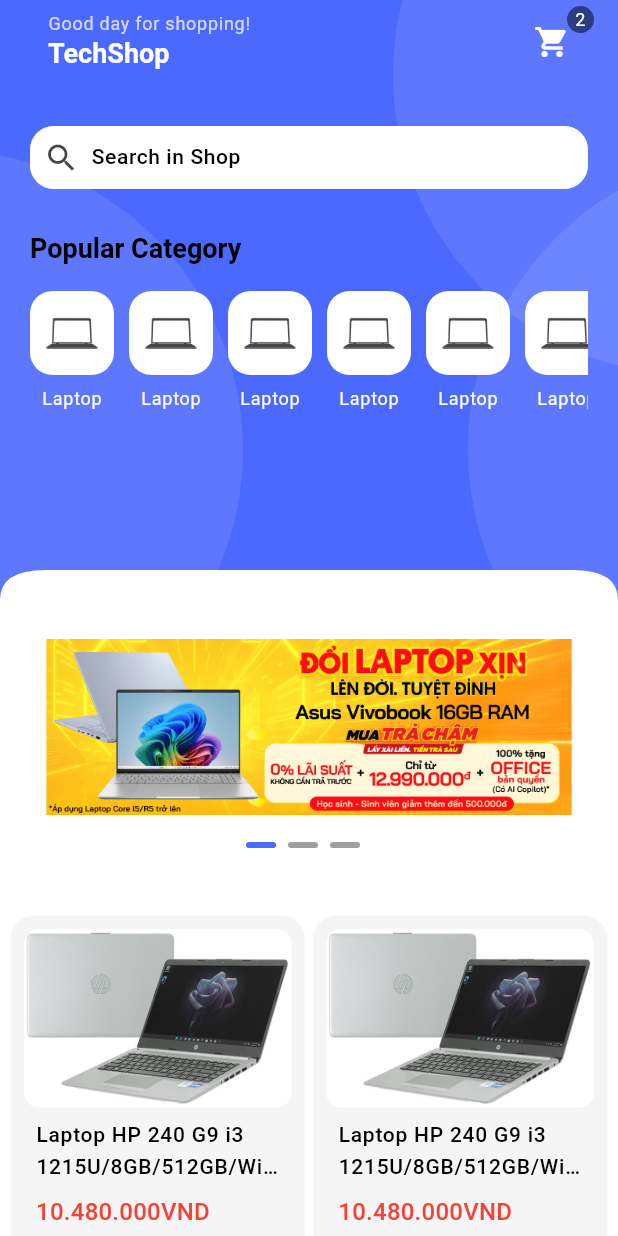
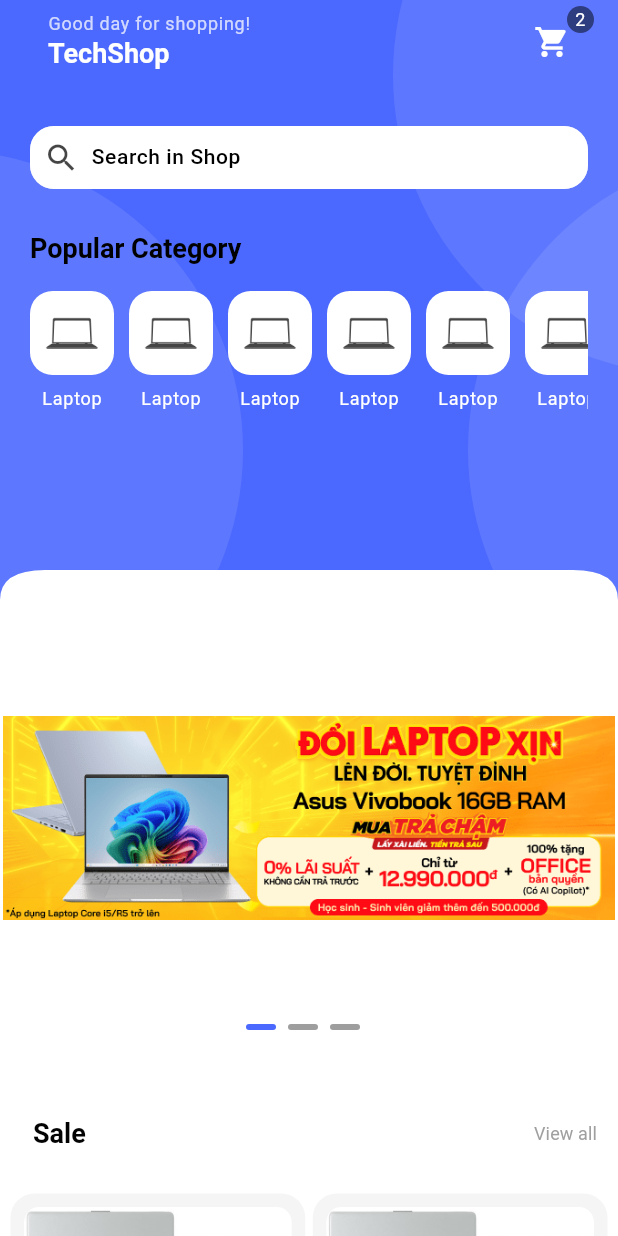
Before and after one commit to DamPhong1311/flutter_e-commerce_mobile_app, a Flutter app: the HomePage screen opened directly, on a phone screen of 412 x 824 dp. Run offline on Flutter 3.47's test engine with Material 3 defaults, Android fonts, the phone set to English and light mode, and no system bars; drawn by our look-alikes of carousel_slider; our stand-ins replace device_preview; missing offline and left inert: iconify_flutter_plus; Roboto replaces fonts that are missing (Poppins).

Commit message:
add widget SearchContainer and MainTitleAndViewAllButton, fix image gridview

```diff
--- a/lib/common/helper/helper.dart
+++ b/lib/common/helper/helper.dart
@@ -15,5 +15,5 @@ class Helper {
   }
 
   static double screenWidth(BuildContext context) => MediaQuery.of(context).size.width;
-  static double screenHeight(BuildContext context) => MediaQuery.of(context).size.width;
+  static double screenHeight(BuildContext context) => MediaQuery.of(context).size.height;
 }
--- a/lib/common/widgets/gridview_products.dart
+++ b/lib/common/widgets/gridview_products.dart
@@ -39,8 +39,8 @@ class GridviewProductsContainer extends StatelessWidget {
         mainAxisSpacing: Helper.screenWidth(context) > 600 ? 20 : 5,
         crossAxisSpacing: Helper.screenWidth(context) > 600 ? 20 : 5,
         mainAxisExtent: Helper.screenWidth(context) > 600
-            ? Helper.screenHeight(context) * 0.35
-            : Helper.screenHeight(context) * 0.7,
+            ? Helper.screenHeight(context) * 0.27
+            : isSmallDevice ? Helper.screenHeight(context) * 0.43 : Helper.screenHeight(context) * 0.33,
       ),
 
       //làm dạng ngang và nếu điện thoại nhỏ sẽ đổi sang dạng đó
@@ -88,11 +88,16 @@ class GridviewProductsContainer extends StatelessWidget {
         children: [
           Column(
             children: [
-              Padding(
+              Expanded(
+
+                child: Padding(
                   padding: const EdgeInsets.all(8),
                   child: ImageContainer(image: imageProduct),
                 ),
-              Padding(
+              ),
+              Expanded(
+
+                child: Padding(
                   padding: const EdgeInsets.symmetric(
                       horizontal: KSpace.horizontalSmallSpace * 2),
                   child: productInfo(
@@ -104,6 +109,7 @@ class GridviewProductsContainer extends StatelessWidget {
                     oldPrice: oldPrice,
                     rate: rateProduct,
                     isSmallDevice: isSmallDevice,
+                  ),
                 ),
               ),
             ],
@@ -127,7 +133,7 @@ class GridviewProductsContainer extends StatelessWidget {
       children: [
         Text(
           name,
-          style: Theme.of(context).textTheme.bodyLarge,
+          style: Theme.of(context).textTheme.titleMedium,
           overflow: TextOverflow.ellipsis,
           maxLines: 2,
         ),
--- /dev/null
+++ b/lib/common/widgets/main_title_view_all_butotn/main_title_and_viewall_button.dart
@@ -0,0 +1,31 @@
+
+import 'package:flutter/material.dart';
+
+import '../title/main_title.dart';
+
+class MainTitleAndViewAllButton extends StatelessWidget {
+  const MainTitleAndViewAllButton({
+    super.key, required this.title, required this.onPressed,
+  });
+
+  final String title;
+   final VoidCallback onPressed;
+
+
+  @override
+  Widget build(BuildContext context) {
+    return Row(
+      mainAxisAlignment: MainAxisAlignment.spaceBetween,
+      children: [
+        MainTitle(title: title),
+        TextButton(
+          onPressed: () {},
+          child: Text(
+            'View all',
+            style: TextStyle(color: Colors.grey),
+          ),
+        ),
+      ],
+    );
+  }
+}
--- /dev/null
+++ b/lib/common/widgets/search/search.dart
@@ -0,0 +1,41 @@
+
+
+import 'package:flutter/material.dart';
+
+import '../../constants/colors.dart';
+import '../../constants/sized_box.dart';
+import '../../constants/space.dart';
+import '../../helper/helper.dart';
+
+class SearchContainer extends StatelessWidget {
+  const SearchContainer({
+    super.key,
+  });
+
+  @override
+  Widget build(BuildContext context) {
+    return Container(
+      margin: EdgeInsets.symmetric(horizontal: KSpace.horizontalSpace),
+      padding: EdgeInsets.all(8),
+      decoration: BoxDecoration(
+          color: Helper.isDarkMode(context)
+              ? KColors.lightModeColor
+              : Colors.white,
+          borderRadius: BorderRadius.circular(16),
+          border: Border.all(color: KColors.dartModeColor)),
+      child: Row(
+        children: [
+          Icon(Icons.search,
+              color: Helper.isDarkMode(context)
+                  ? KColors.dartModeColor
+                  : KColors.lightModeColor),
+          KSizedBox.smallWidthSpace,
+          Text(
+            'Search in Shop',
+            style: Theme.of(context).textTheme.bodySmall,
+          )
+        ],
+      ),
+    );
+  }
+}
--- /dev/null
+++ b/lib/common/widgets/title/main_title.dart
@@ -0,0 +1,26 @@
+
+import 'package:flutter/material.dart';
+
+import '../../constants/space.dart';
+
+class MainTitle extends StatelessWidget {
+  const MainTitle({
+    super.key,
+    required this.title,
+  });
+
+  final String title;
+
+  @override
+  Widget build(BuildContext context) {
+    return Container(
+      margin: EdgeInsets.symmetric(horizontal: KSpace.horizontalSpace),
+      child: Text(
+        title,
+        style: Theme.of(context).textTheme.headlineSmall,
+        maxLines: 1,
+        overflow: TextOverflow.ellipsis,
+      ),
+    );
+  }
+}
--- a/lib/main.dart
+++ b/lib/main.dart
@@ -1,5 +1,5 @@
 import 'package:device_preview/device_preview.dart';
-import 'package:ecommerece_flutter_app/pages/home/nav_page.dart';
+import 'package:ecommerece_flutter_app/nav_page.dart';
 import 'package:flutter/foundation.dart';
 import 'package:flutter/material.dart';
 import 'package:ecommerece_flutter_app/pages/intro/splash.dart';
@@ -24,8 +24,8 @@ class MyApp extends StatelessWidget {
       theme: TAppTheme.lightTheme,
       darkTheme: TAppTheme.dartTheme,
       debugShowCheckedModeBanner: false,
-      // home: Splash(),
-      home: NavPage(),
+      home: Splash(),
+      // home: NavPage(),
     );
   }
 }
--- a/lib/pages/home/nav_page.dart
+++ b/lib/nav_page.dart
@@ -2,7 +2,7 @@ import 'package:ecommerece_flutter_app/common/constants/colors.dart';
 import 'package:ecommerece_flutter_app/pages/store/store.dart';
 import 'package:flutter/material.dart';
 
-import 'home_page.dart';
+import 'pages/home/home_page.dart';
 
 class NavPage extends StatefulWidget {
   const NavPage({super.key});
--- a/lib/pages/home/home_page.dart
+++ b/lib/pages/home/home_page.dart
@@ -5,10 +5,14 @@ import 'package:ecommerece_flutter_app/common/constants/space.dart';
 import 'package:ecommerece_flutter_app/common/helper/helper.dart';
 import 'package:ecommerece_flutter_app/common/widgets/app_bar/app_bar.dart';
 import 'package:ecommerece_flutter_app/common/widgets/curved_edges/curved_edges.dart';
+import 'package:ecommerece_flutter_app/common/widgets/main_title_view_all_butotn/main_title_and_viewall_button.dart';
 import 'package:flutter/material.dart';
 
 import '../../common/widgets/custom_shapes/circular_container.dart';
 import '../../common/widgets/gridview_products.dart';
+import '../../common/widgets/search/search.dart';
+import '../../common/widgets/title/main_title.dart';
+
 
 class HomePage extends StatefulWidget {
   const HomePage({super.key});
@@ -40,22 +44,24 @@ class _HomePageState extends State<HomePage> {
                   KSizedBox.smallHeightSpace,
                   ListViewHorizontal(),
                   KSizedBox.mediumSpace,
-                  KSizedBox.mediumSpace,
+
                 ],
               ),
             ),
             Padding(
               padding: const EdgeInsets.symmetric(horizontal: 2),
               child: Column(
-                crossAxisAlignment: CrossAxisAlignment.center,
+                crossAxisAlignment: CrossAxisAlignment.start,
                 children: [
-                  KSizedBox.smallHeightSpace,
+                  // KSizedBox.smallHeightSpace,
                   KSizedBox.smallHeightSpace,
                   _banner(context),
-                  KSizedBox.smallHeightSpace,
                   Center(
                       child: BannerIndicatorRow(currentBanner: currentBanner)),
                   KSizedBox.heightSpace,
+                  MainTitleAndViewAllButton(title: 'Sale', onPressed: (){}),
+                  KSizedBox.smallHeightSpace,
+                  KSizedBox.smallHeightSpace,
                   GridviewProductsContainer(
                     imageProduct: 'assets/images/products/laptop.jpg',
                     nameProduct:
@@ -339,58 +345,3 @@ class ListViewChild extends StatelessWidget {
     );
   }
 }
-
-class MainTitle extends StatelessWidget {
-  const MainTitle({
-    super.key,
-    required this.title,
-  });
-
-  final String title;
-
-  @override
-  Widget build(BuildContext context) {
-    return Container(
-      margin: EdgeInsets.symmetric(horizontal: KSpace.horizontalSpace),
-      child: Text(
-        title,
-        style: Theme.of(context).textTheme.headlineSmall,
-        maxLines: 1,
-        overflow: TextOverflow.ellipsis,
-      ),
-    );
-  }
-}
-
-class SearchContainer extends StatelessWidget {
-  const SearchContainer({
-    super.key,
-  });
-
-  @override
-  Widget build(BuildContext context) {
-    return Container(
-      margin: EdgeInsets.symmetric(horizontal: KSpace.horizontalSpace),
-      padding: EdgeInsets.all(8),
-      decoration: BoxDecoration(
-          color: Helper.isDarkMode(context)
-              ? KColors.lightModeColor
-              : Colors.white,
-          borderRadius: BorderRadius.circular(16),
-          border: Border.all(color: KColors.dartModeColor)),
-      child: Row(
-        children: [
-          Icon(Icons.search,
-              color: Helper.isDarkMode(context)
-                  ? KColors.dartModeColor
-                  : KColors.lightModeColor),
-          KSizedBox.smallWidthSpace,
-          Text(
-            'Search in Shop',
-            style: Theme.of(context).textTheme.bodySmall,
-          )
-        ],
-      ),
-    );
-  }
-}
--- a/lib/pages/intro/signin_signup/signin_page.dart
+++ b/lib/pages/intro/signin_signup/signin_page.dart
@@ -1,3 +1,4 @@
+import 'package:ecommerece_flutter_app/nav_page.dart';
 import 'package:ecommerece_flutter_app/pages/home/home_page.dart';
 import 'package:ecommerece_flutter_app/pages/intro/signin_signup/forgot_password.dart';
 import 'package:ecommerece_flutter_app/pages/intro/signin_signup/signup_page.dart';
@@ -42,7 +43,7 @@ class LoginPage extends StatelessWidget {
   }
 
   ElevatedButton _loginButton(BuildContext context) => ElevatedButton(onPressed: (){
-    Navigator.pushReplacement(context, MaterialPageRoute(builder: (context)=> HomePage()));
+    Navigator.pushReplacement(context, MaterialPageRoute(builder: (context)=> NavPage()));
   }, child: Text('Sign In',));
 
   OutlinedButton _registerButton(BuildContext context) => OutlinedButton(onPressed: (){
```
Also changed, not shown: lib/pages/store/home_page.dart (deleted, +0 -396 lines), lib/pages/store/store.dart (+9 -18 lines). Lines whose indentation alone changed are shown as unchanged.
